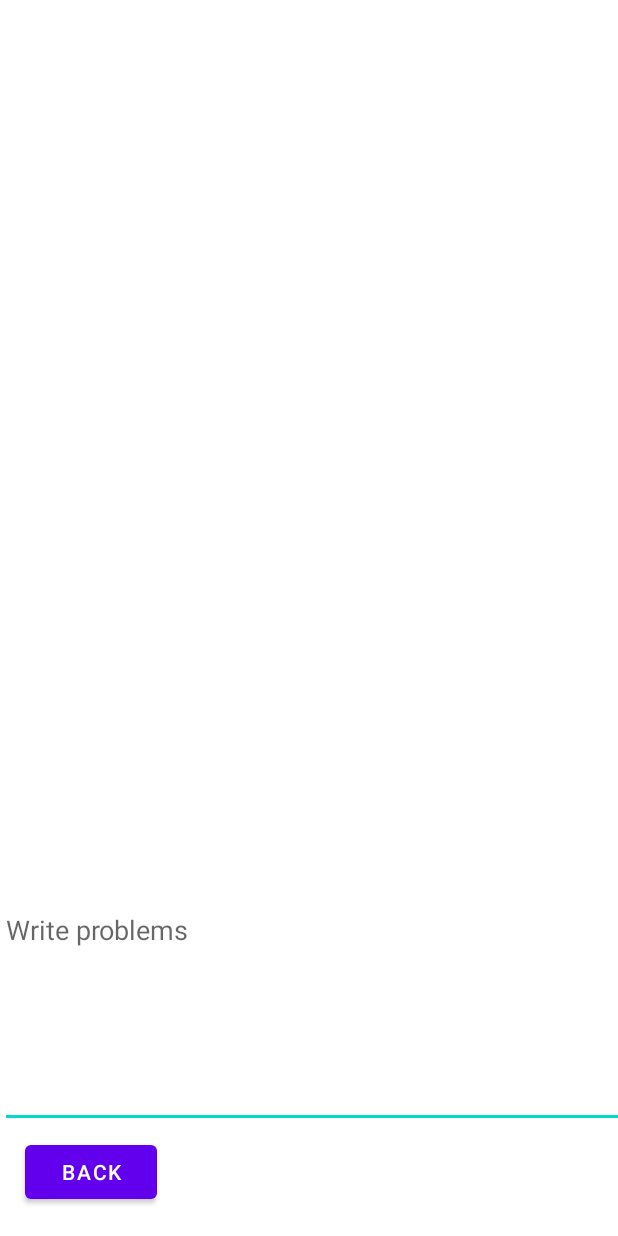
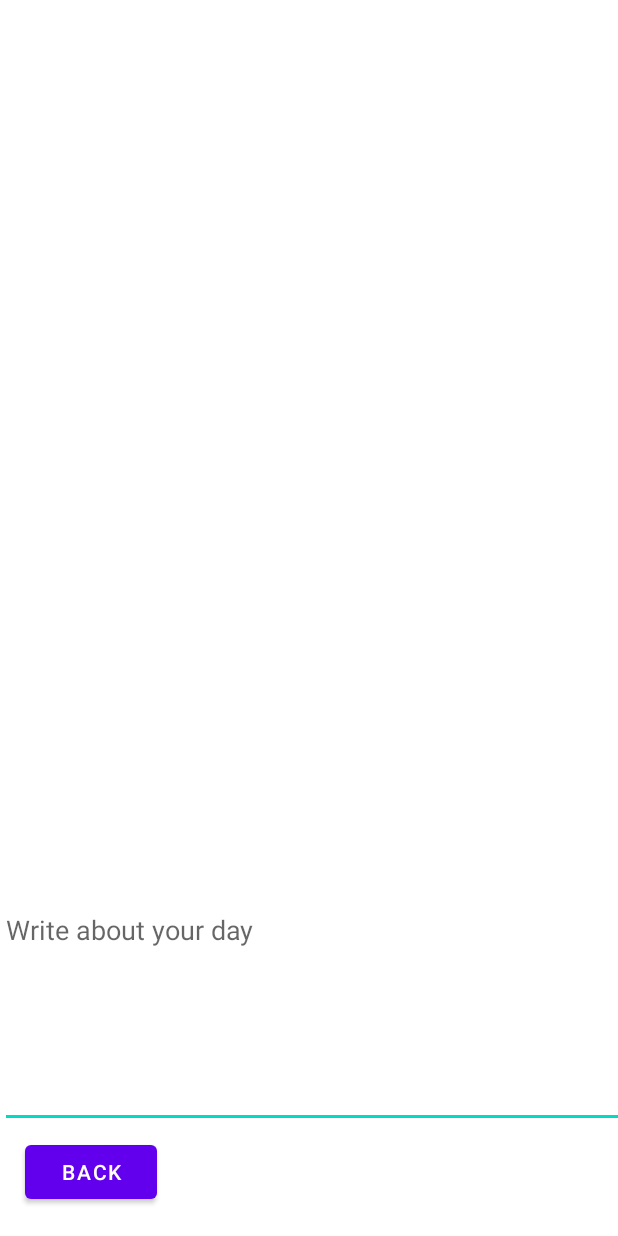
Before and after one commit to AbCoding/Mental-health-App, an Android app: the option1 screen opened directly, with no data from a screen before it, on a phone screen of 412 x 824 dp. Run offline under Robolectric (Android 15) with nearby library versions, the phone set to English and light mode, and no system bars.

Commit message:
stored diary within 1 variable; changed fonts and stuff

```diff
--- a/app/src/main/java/com/example/mental_health_app2/option1.kt
+++ b/app/src/main/java/com/example/mental_health_app2/option1.kt
@@ -7,6 +7,7 @@ import android.widget.Button
 
 import android.widget.TextView
 import android.widget.Toast
+import com.google.android.material.textfield.TextInputEditText
 import com.google.android.material.textfield.TextInputLayout
 
 class option1 : AppCompatActivity() {
@@ -17,7 +18,7 @@ class option1 : AppCompatActivity() {
         val extras = intent.extras
         val Options = extras?.getString("Options")
         option1text.setText(Options)
-
+        val DiaryEntry = findViewById<TextInputEditText>(R.id.diary)
 
 
         val Back = findViewById<Button>(R.id.Option1Back)
--- a/app/src/main/res/layout/activity_option1.xml
+++ b/app/src/main/res/layout/activity_option1.xml
@@ -10,10 +10,10 @@
         android:id="@+id/option1text"
         android:layout_width="wrap_content"
         android:layout_height="wrap_content"
-        android:fontFamily="cursive"
+        android:fontFamily="serif"
         android:text="option1text"
         android:textColor="#000000"
-        android:textSize="50sp"
+        android:textSize="30sp"
         android:textStyle="bold"
         app:layout_constraintBottom_toBottomOf="parent"
         app:layout_constraintEnd_toEndOf="parent"
@@ -38,7 +38,7 @@
         android:layout_width="426dp"
         android:layout_height="264dp"
         android:layout_marginBottom="72dp"
-        android:hint="Write problems"
+        android:hint="Write about your day "
         app:layout_constraintBottom_toBottomOf="parent"
         app:layout_constraintStart_toStartOf="parent" />
 
```
